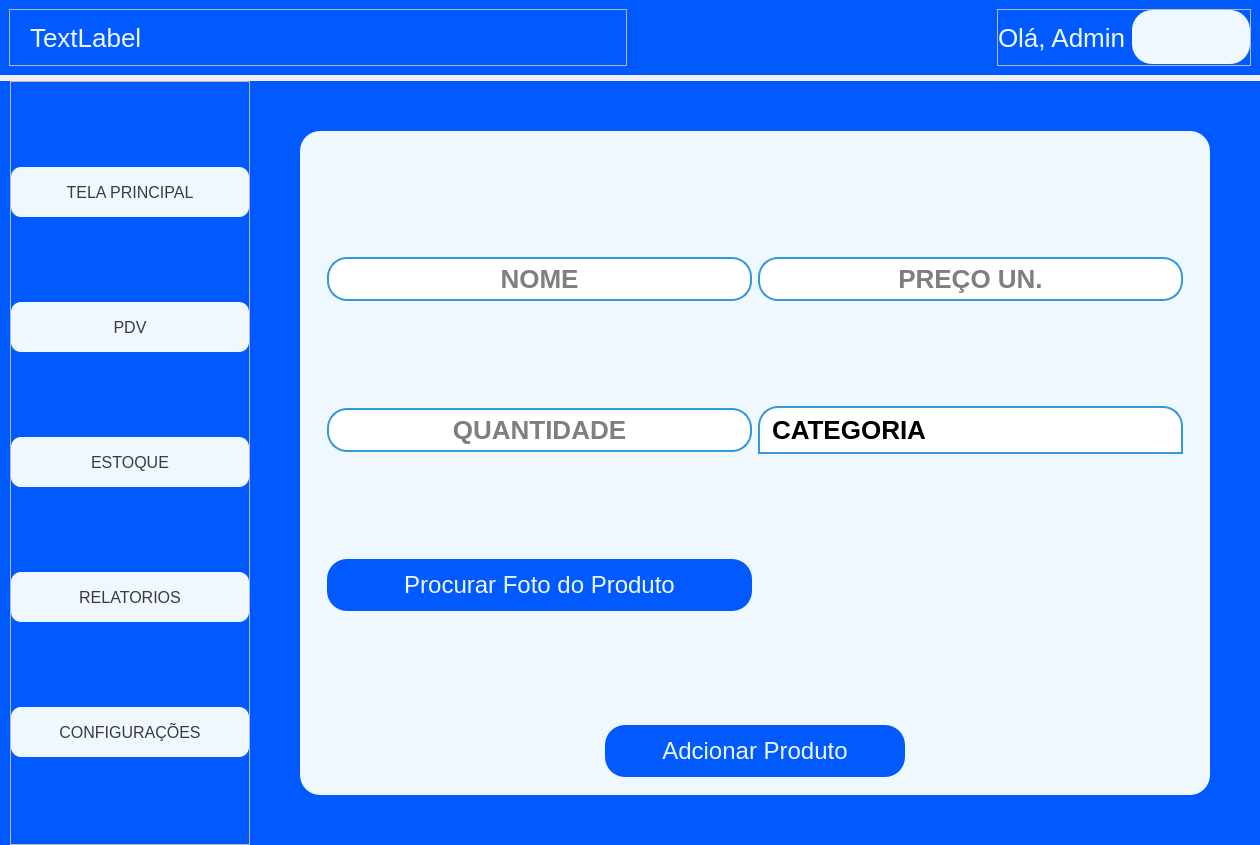
The window that ui_tela_principal.ui (CelsoLucas/Mercado) describes before a commit, drawn with Qt 5.
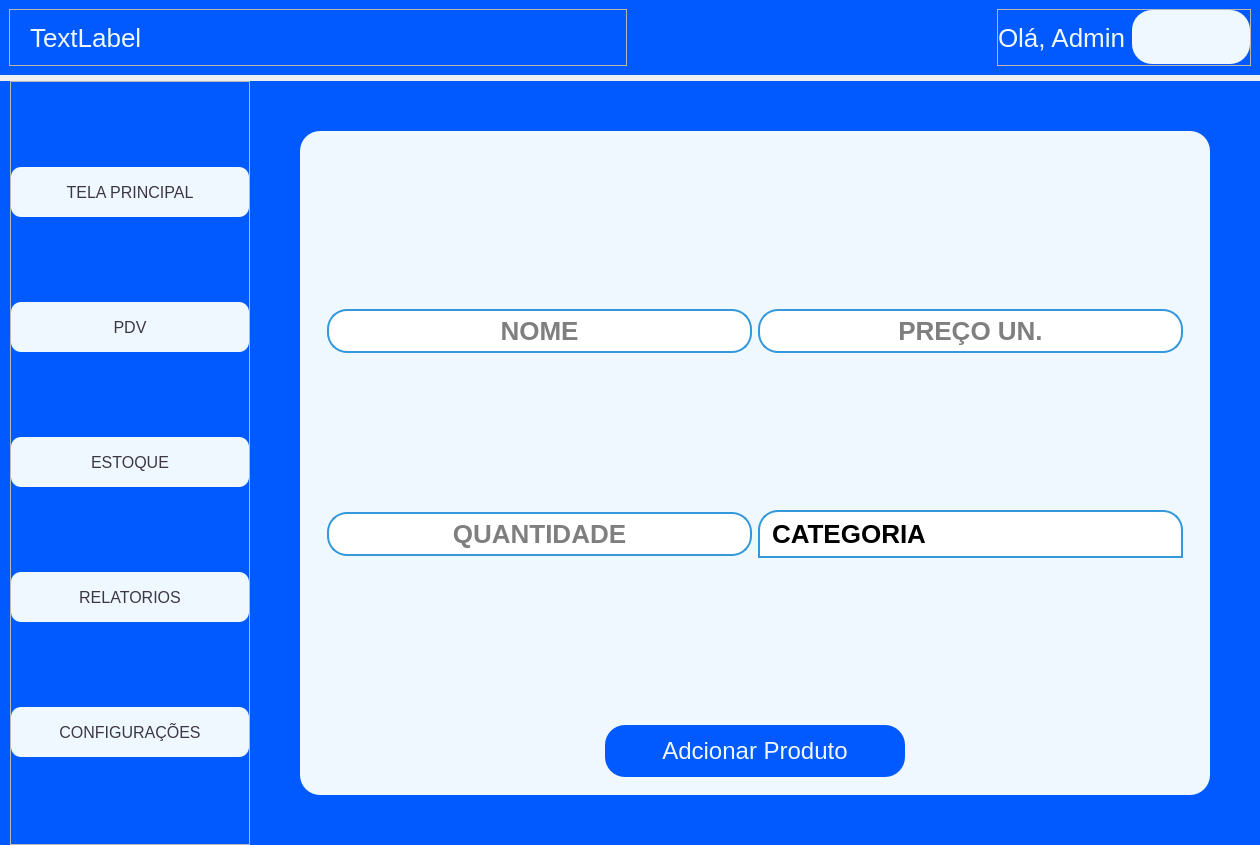
The same window after the commit. The open tabs and pages were chosen to show the change. Icons and pictures are not drawn.

```diff
--- a/ui_tela_principal.ui
+++ b/ui_tela_principal.ui
@@ -1925,20 +1925,6 @@
                        </property>
                       </widget>
                      </item>
-                     <item row="4" column="0">
-                      <widget class="QPushButton" name="btn_procurar_ft_produto">
-                       <property name="text">
-                        <string>Procurar Foto do Produto</string>
-                       </property>
-                      </widget>
-                     </item>
-                     <item row="4" column="1">
-                      <widget class="QLabel" name="img_produto_adc_estoque">
-                       <property name="text">
-                        <string/>
-                       </property>
-                      </widget>
-                     </item>
                     </layout>
                    </widget>
                   </item>
```
Left out of the diff: 68 changed lines with no effect on the pictures.
